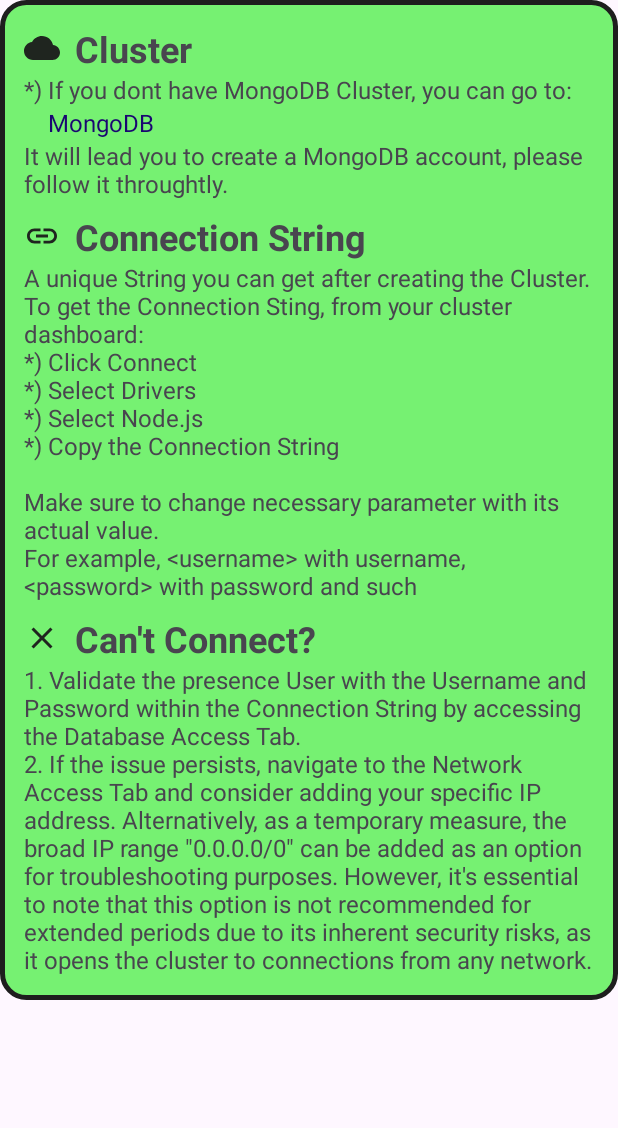
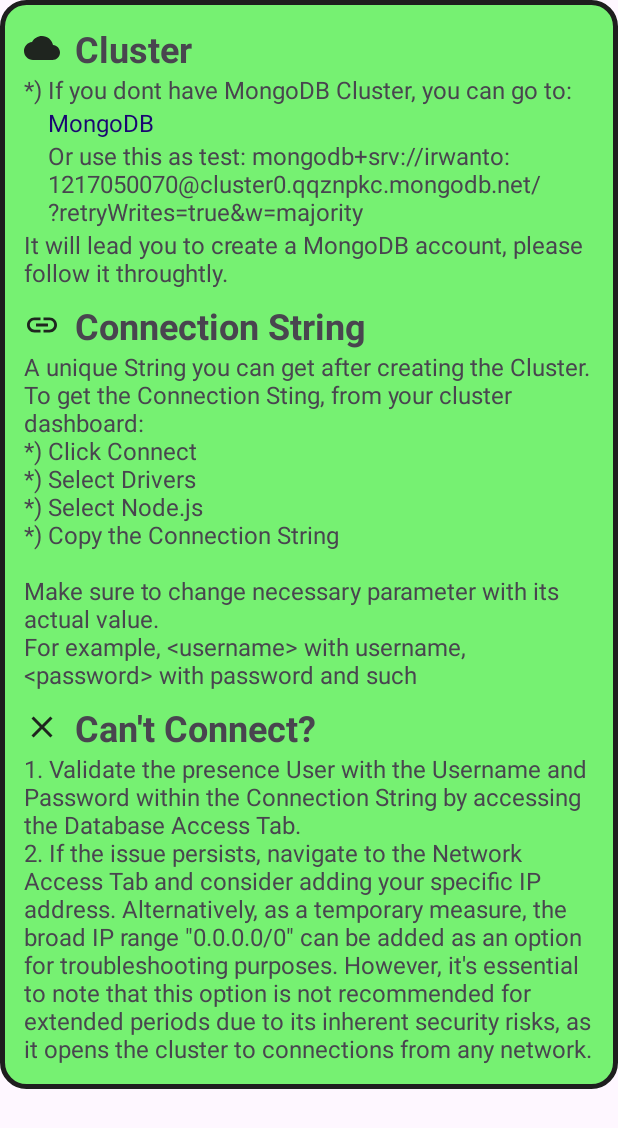
Before and after one commit to Dan-Koyuki/AndroidKotlin-AtlasMobilizer, an Android app: the layout connect_help_fragment.xml on its own in the app's theme, with its tools: preview values and no code run, on a phone screen of 412 x 824 dp. Shown: the top 1128 px of the screen. Run offline under Robolectric (Android 15) with nearby library versions, the light colour scheme and no system bars; network calls fail.

```diff
--- a/app/src/main/java/com/assignment/mondrodb/documentComponent/DetailsActivity.kt
+++ b/app/src/main/java/com/assignment/mondrodb/documentComponent/DetailsActivity.kt
@@ -1,13 +1,10 @@
 package com.assignment.mondrodb.documentComponent
 
-import android.content.Intent
 import androidx.appcompat.app.AppCompatActivity
 import android.os.Bundle
 import android.util.Log
 import android.widget.Button
-import android.widget.EditText
 import android.widget.ImageView
-import android.widget.LinearLayout
 import android.widget.Toast
 import androidx.recyclerview.widget.LinearLayoutManager
 import androidx.recyclerview.widget.RecyclerView
@@ -16,7 +13,6 @@
 import com.android.volley.toolbox.JsonObjectRequest
 import com.android.volley.toolbox.Volley
 import com.assignment.mondrodb.R
-import com.assignment.mondrodb.mainApp.DocumentActivity
 import com.assignment.mondrodb.myAdapter.DocumentAdapter
 import com.assignment.mondrodb.myModel.DocumentDetails
 import com.google.firebase.auth.FirebaseAuth
--- a/app/src/main/res/layout/connect_help_fragment.xml
+++ b/app/src/main/res/layout/connect_help_fragment.xml
@@ -44,10 +44,19 @@
             android:textColor="@color/clickable" />
 
         <TextView
+            android:id="@+id/mongoConnection"
+            android:layout_width="match_parent"
+            android:layout_height="wrap_content"
+            android:text="@string/testConnect"
+            app:layout_constraintTop_toBottomOf="@id/mongoLink"
+            android:textSize="16sp"
+            android:layout_marginStart="32dp" />
+
+        <TextView
             android:id="@+id/mongoLinkII"
             android:layout_width="match_parent"
             android:layout_height="wrap_content"
-            app:layout_constraintTop_toBottomOf="@id/mongoLink"
+            app:layout_constraintTop_toBottomOf="@id/mongoConnection"
             android:layout_marginStart="16dp"
             android:layout_marginEnd="16dp"
             android:textSize="16sp"
--- a/app/src/main/res/values/strings.xml
+++ b/app/src/main/res/values/strings.xml
@@ -49,4 +49,5 @@
     <string name="refresh">Refresh</string>
     <string name="remove">Remove</string>
     <string name="disconnect">Disconnect</string>
+    <string name="testConnect"><![CDATA[Or use this as test: mongodb+srv://irwanto:1217050070@cluster0.qqznpkc.mongodb.net/?retryWrites=true&w=majority]]></string>
 </resources>
```
Also changed, not shown: app/src/main/java/com/assignment/mondrodb/mainApp/LandingViewActivity.kt (+7 -1 lines), app/src/main/res/layout/landing_view.xml (+10 -0 lines).
